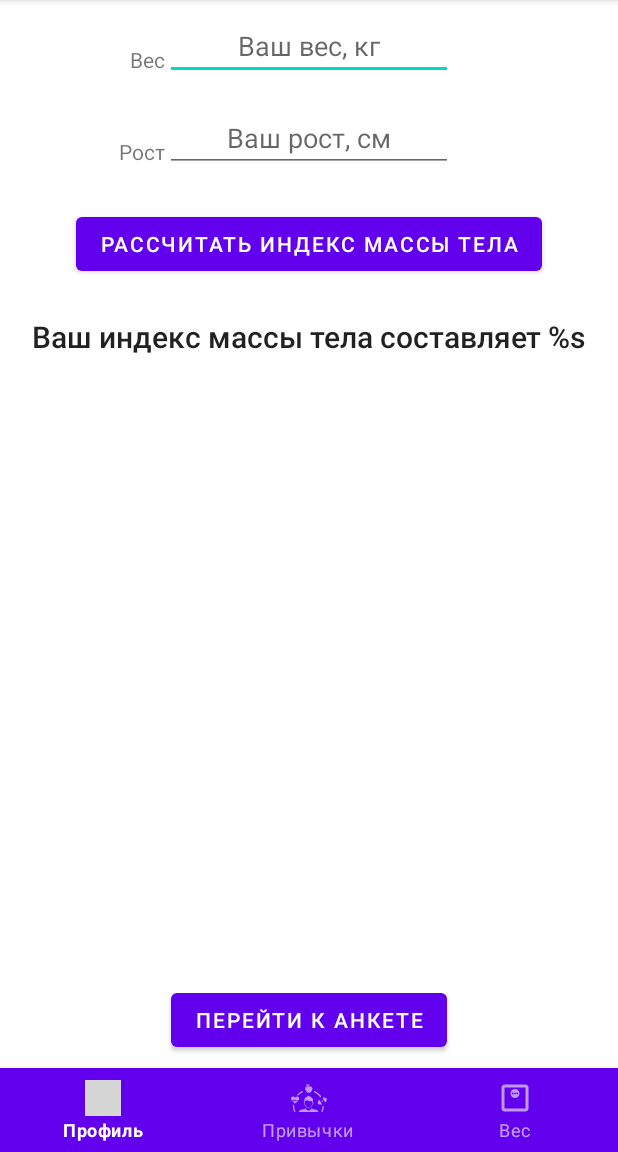
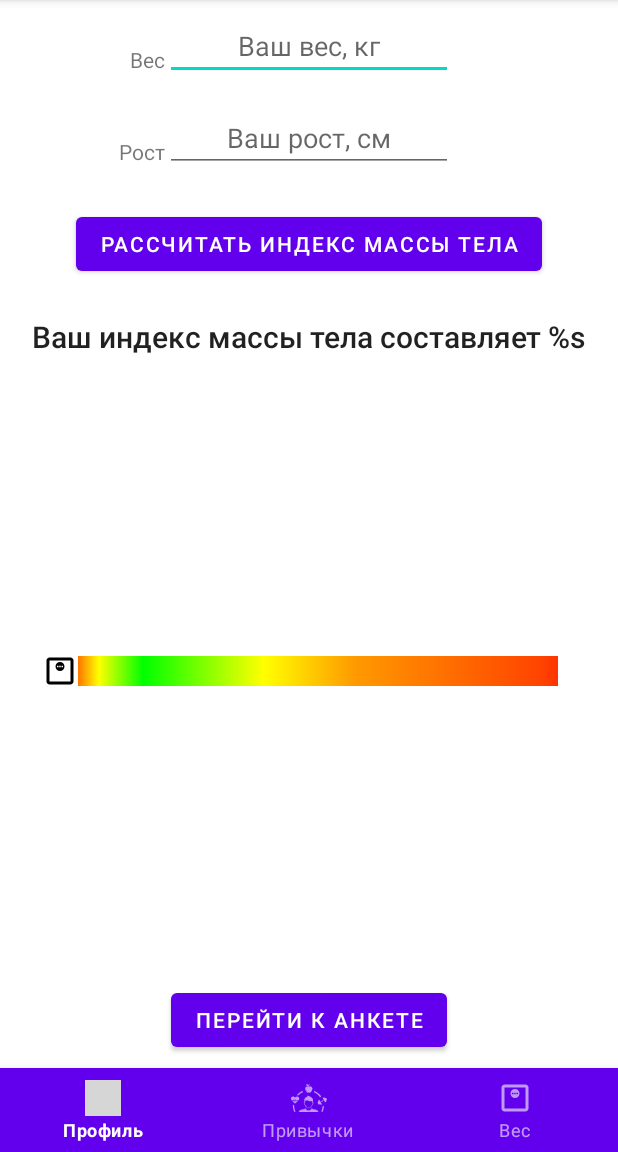
Before and after one commit to PavelKassitchev/NewMemento, an Android app: the WeightActivity screen opened directly, with no data from a screen before it, on a phone screen of 412 x 824 dp, the part 84-1236 px from its top. Run offline under Robolectric (Android 15) with nearby library versions, the phone set to English and light mode, and no system bars; 3 statements that could not run were skipped; grey boxes are pictures that could not be loaded.

Commit message:
add slider

```diff
--- a/app/src/main/java/by/pavka/memento/WeightActivity.java
+++ b/app/src/main/java/by/pavka/memento/WeightActivity.java
@@ -10,6 +10,7 @@ import android.util.Log;
 import android.view.View;
 import android.widget.Button;
 import android.widget.EditText;
+import android.widget.SeekBar;
 import android.widget.TextView;
 
 import com.google.android.material.bottomnavigation.BottomNavigationView;
@@ -31,6 +32,7 @@ public class WeightActivity extends AppCompatActivity implements View.OnClickLis
     private TextView bmi;
     private Button calculate;
     private Button forward;
+    private SeekBar seekBar;
     private User user;
 
     @Override
@@ -46,6 +48,8 @@ public class WeightActivity extends AppCompatActivity implements View.OnClickLis
         calculate.setOnClickListener(this);
         forward = binding.forward;
         forward.setOnClickListener(this);
+        seekBar = binding.seekBar;
+        seekBar.setEnabled(false);
         application = (MementoApplication) getApplication();
         user = application.getUser();
         BottomNavigationView bottomNavigationView = binding.bottomNavigation.getRoot();
--- /dev/null
+++ b/app/src/main/res/drawable/vector_bmi_bar.xml
@@ -0,0 +1,40 @@
+<?xml version="1.0" encoding="utf-8"?>
+<vector xmlns:android="http://schemas.android.com/apk/res/android"
+    xmlns:aapt="http://schemas.android.com/aapt"
+    android:width="200dp"
+    android:height="24dp"
+    android:viewportWidth="230"
+    android:viewportHeight="24">
+    <path android:pathData="M0,870l0,-870l987,0l0,870z">
+        <aapt:attr name="android:fillColor">
+            <gradient
+                android:endX="256"
+                android:endY="0"
+                android:startX="0"
+                android:startY="0"
+                android:type="linear">
+                <item
+                    android:color="#FFFF0000"
+                    android:offset="0" />
+                <item
+                    android:color="#FFFFFF00"
+                    android:offset="0.07" />
+                <item
+                    android:color="#FF00FF00"
+                    android:offset="0.15" />
+                <item
+                    android:color="#FFFFFF00"
+                    android:offset="0.367" />
+                <item
+                    android:color="#FFFF9900"
+                    android:offset="0.533" />
+                <item
+                    android:color="#FFFF4400"
+                    android:offset="0.866" />
+                <item
+                    android:color="#FFFF0000"
+                    android:offset="1" />
+            </gradient>
+        </aapt:attr>
+    </path>
+</vector>
--- a/app/src/main/res/layout/activity_weight.xml
+++ b/app/src/main/res/layout/activity_weight.xml
@@ -58,6 +58,21 @@
         app:layout_constraintStart_toStartOf="parent"
         app:layout_constraintTop_toBottomOf="@+id/calculate" />
 
+    <SeekBar
+        style="@android:style/Widget.ProgressBar.Horizontal"
+        android:id="@+id/seek_bar"
+        android:layout_width="0dp"
+        android:layout_height="wrap_content"
+        android:layout_marginStart="24dp"
+        android:layout_marginEnd="24dp"
+        android:progressDrawable="@drawable/vector_bmi_bar"
+        android:thumb="@drawable/weights"
+        app:layout_constraintBottom_toTopOf="@+id/forward"
+        app:layout_constraintEnd_toEndOf="parent"
+        app:layout_constraintStart_toStartOf="parent"
+        app:layout_constraintTop_toBottomOf="@+id/bmi" />
+
+
     <Button
         android:id="@+id/forward"
         android:layout_width="wrap_content"
@@ -73,7 +88,7 @@
         layout="@layout/bottom_navigation" />
 
     <TextView
-        android:id="@+id/lavel_weight"
+        android:id="@+id/label_weight"
         android:layout_width="wrap_content"
         android:layout_height="wrap_content"
         android:labelFor="@id/weight"
```
Also changed, not shown: app/src/main/res/layout/card_item.xml (+0 -10 lines).
